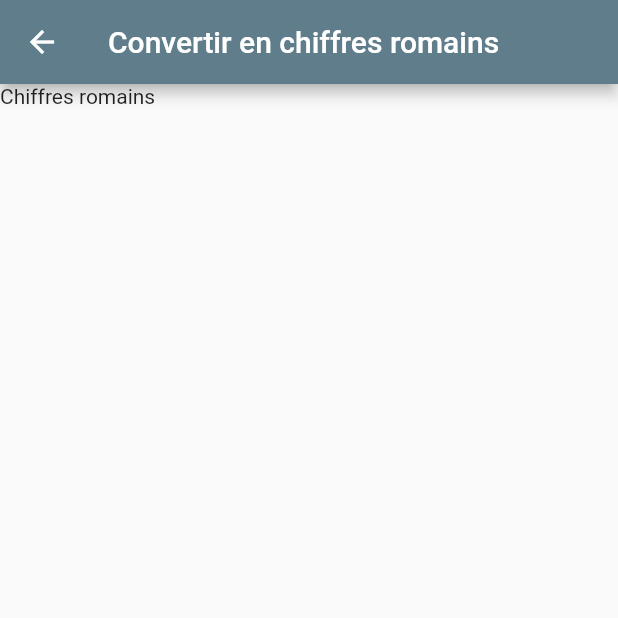
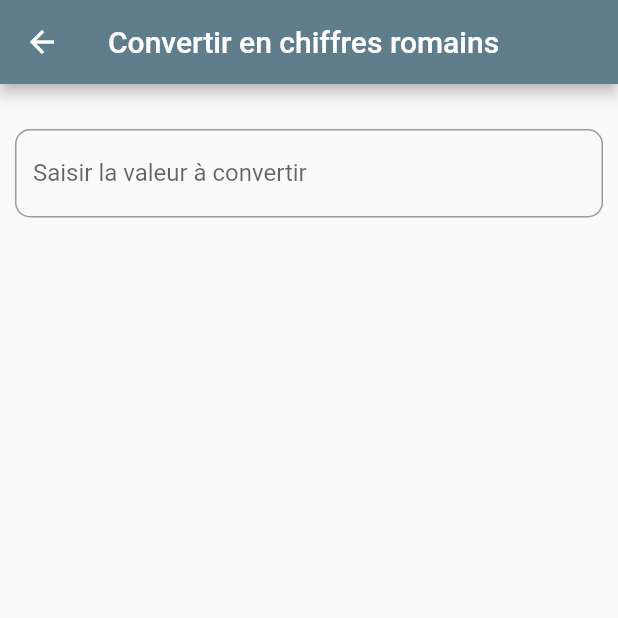
Before and after one commit to lucasdsm78/UtilitaireFlutter, a Flutter app: the RomanNumeralsPage screen opened by its route, on a phone screen of 412 x 824 dp, the top half of it. Run offline on Flutter 3.47's test engine with Material 2 defaults, Android fonts, the light colour scheme and no system bars.

Commit message:
conversion chiffres romains

```diff
--- a/lib/widgets/_RomanNumerals.dart
+++ b/lib/widgets/_RomanNumerals.dart
@@ -1,4 +1,5 @@
 import 'package:flutter/material.dart';
+import 'package:flutter/services.dart';
 
 class RomanNumeralsPage extends StatefulWidget {
   static const tag = 'chiffres_romains';
@@ -8,6 +9,28 @@ class RomanNumeralsPage extends StatefulWidget {
 }
 
 class _RomanNumeralsPageState extends State<RomanNumeralsPage> {
+
+  final _unitController = TextEditingController();
+  int _data = 0;
+
+  final _numbers = [1,4,5,9,10,40,50,90,100,400,500,900,1000];
+  final _roman = ['I','IV','V','IX', 'X','XL', 'L','XC', 'C','CD', 'D','CM','M'];
+  String _romanNumerals = '';
+  int i = 12;
+  bool numberExist = false;
+
+  NumberToRomanNumerals(num) {
+    while(num != 0){
+      if (_numbers[i] <= num) {
+        _romanNumerals += _roman[i];
+        num = num - _numbers[i];
+      } else {
+        i -= 1;
+      }
+      return _romanNumerals;
+    }
+  }
+
   @override
   Widget build(BuildContext context) {
     return Scaffold(
@@ -15,10 +38,46 @@ class _RomanNumeralsPageState extends State<RomanNumeralsPage> {
         title: Text('Convertir en chiffres romains'),
       ),
       body: SafeArea(
-        child: Column(
-          children: [
-            Text('Chiffres romains'),
-          ],
+        child: Padding(
+          padding: const EdgeInsets.all(10.0),
+          child: Column(
+            children: [
+              Padding(
+                padding: const EdgeInsets.only(top: 20.0),
+                child: TextField(
+                  onChanged: (value) {
+                    setState(() {
+                      _data = int.parse(_unitController.text);
+                      numberExist = true;
+                    });
+                  },
+                  controller: _unitController,
+                  keyboardType: TextInputType.number,
+                  inputFormatters: [
+                    FilteringTextInputFormatter.digitsOnly,
+                  ],
+                  decoration: InputDecoration(
+                    labelText: 'Saisir la valeur à convertir',
+                    border: OutlineInputBorder(
+                      borderRadius: BorderRadius.circular(10),
+                    ),
+                  ),
+                ),
+              ),
+              Padding(
+                padding: const EdgeInsets.only(top: 20.0),
+                child: Text((() {
+                  if(numberExist){
+                    return NumberToRomanNumerals(_data);
+                  } return '';})(),
+                  style: const TextStyle(
+                    fontWeight: FontWeight.bold,
+                    fontSize: 25,
+                  ), textAlign: TextAlign.center,
+                ),
+              ),
+            ],
+          ),
         ),
       ),
     );
```
Also changed, not shown: pubspec.yaml (+0 -33 lines).
